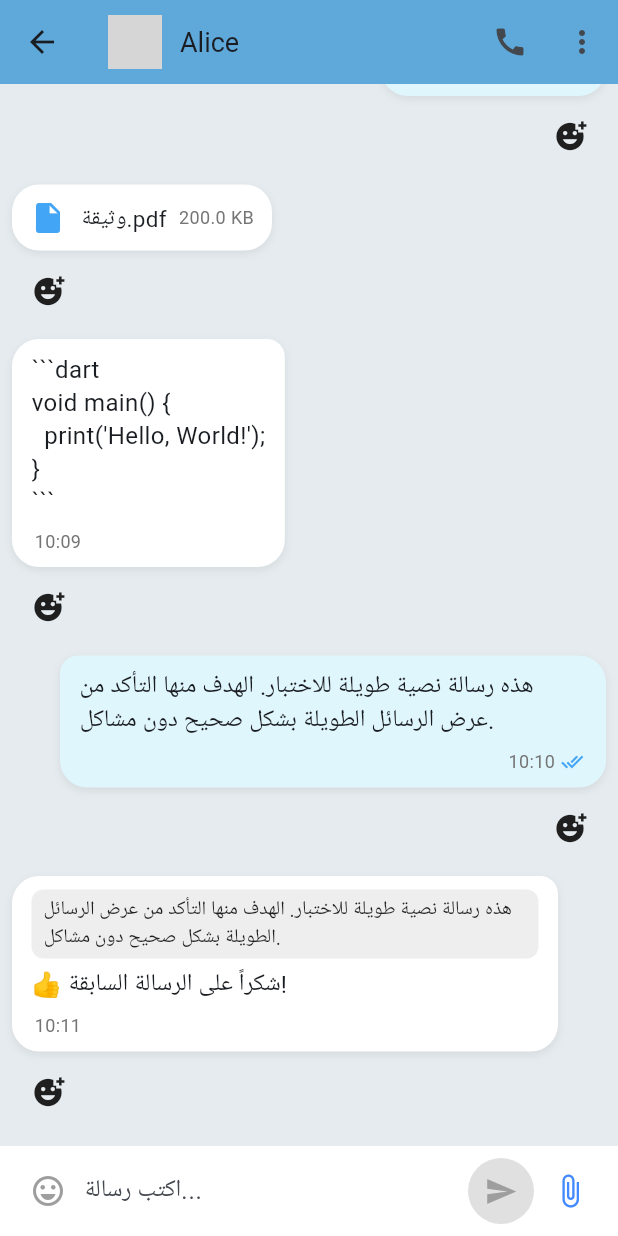
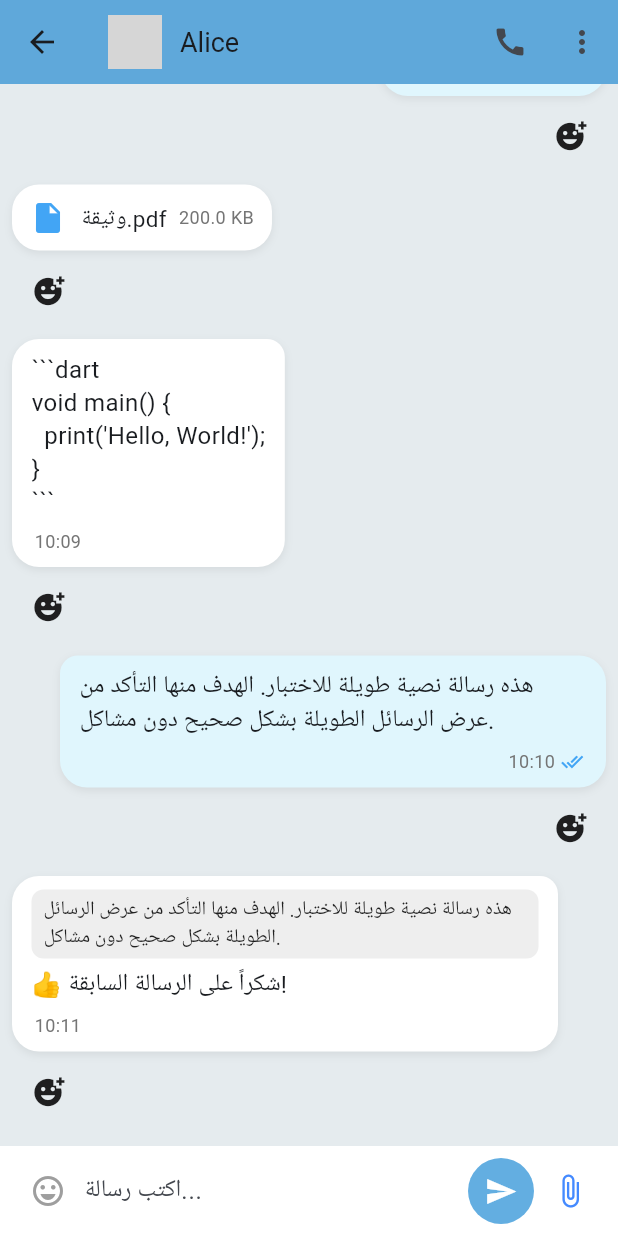
Before and after one commit to ameenalqershi/Anki-ai, a Flutter app: the ChatScreen screen opened directly, on a phone screen of 412 x 824 dp. Run offline on Flutter 3.47's test engine with Material 3 defaults, Android fonts, the phone set to English and light mode, and no system bars; drawn by our look-alikes of swipe_to; our stand-ins replace audioplayers, cached_network_image, equatable, flutter_bloc, flutter_local_notifications, flutter_riverpod and 8 more; missing offline and left inert: google_ml_kit, media_store_plus; accounts and stored records are empty; network calls fail; grey boxes are pictures that could not be loaded.

Commit message:
third9 commit

```diff
--- a/devtools_options.yaml
+++ b/devtools_options.yaml
@@ -1,3 +1,4 @@
 description: This file stores settings for Dart & Flutter DevTools.
 documentation: https://docs.flutter.dev/tools/devtools/extensions#configure-extension-enablement-states
 extensions:
+  - provider: true
--- a/lib/presentation/pages/chat_detail_screen.dart
+++ b/lib/presentation/pages/chat_detail_screen.dart
@@ -24,7 +24,6 @@ class _ChatScreenState extends ConsumerState<ChatScreen> {
   @override
   void initState() {
     super.initState();
-    // تحميل أول دفعة عند الدخول
     Future.microtask(
       () => ref.read(chatProvider.notifier).loadInitialMessages(),
     );
@@ -66,7 +65,6 @@ class _ChatScreenState extends ConsumerState<ChatScreen> {
     String? fileName,
     int? fileSize,
     String? replyToId,
-    // لن يتم استخدامه مع Riverpod لكن متوافق مع ChatInputBar الحالي
   ) {
     final newMsg = ChatMessage(
       id: DateTime.now().millisecondsSinceEpoch.toString(),
@@ -86,7 +84,6 @@ class _ChatScreenState extends ConsumerState<ChatScreen> {
     Future.delayed(const Duration(milliseconds: 120), _scrollToBottom);
   }
 
-  /// تحليل وتجميع رسائل الصور المتتالية كـBubble واحدة
   List<_BubbleData> buildChatBubbles(List<ChatMessage> messages) {
     final List<_BubbleData> bubbles = [];
     int i = 0;
@@ -94,7 +91,6 @@ class _ChatScreenState extends ConsumerState<ChatScreen> {
     while (i < messages.length) {
       final msg = messages[i];
 
-      // إذا كانت رسالة صورة، ابحث عن صور متتالية من نفس المرسل بفارق زمني صغير (60 ثانية)
       if (msg.type == MessageType.image) {
         List<String> albumUrls = [msg.mediaUrl ?? ""];
         int j = i + 1;
@@ -106,7 +102,6 @@ class _ChatScreenState extends ConsumerState<ChatScreen> {
           albumUrls.add(messages[j].mediaUrl ?? "");
           j++;
         }
-        // إذا أكثر من صورة، استخدم TelegramAlbumBubble
         if (albumUrls.length > 1) {
           bubbles.add(
             _BubbleData(
@@ -144,7 +139,6 @@ class _ChatScreenState extends ConsumerState<ChatScreen> {
         }
       }
 
-      // الرسائل العادية
       final repliedMsg =
           msg.replyToMessageId != null
               ? messages.firstWhere(
@@ -171,13 +165,13 @@ class _ChatScreenState extends ConsumerState<ChatScreen> {
             reactionBar: ReactionBar(
               message: msg,
               onAddReaction: (reaction) {
-                final userId = "me"; // استبدلها بمعرف المستخدم الحقيقي لديك
+                final userId = "me";
                 ref
                     .read(chatProvider.notifier)
                     .addReaction(msg.id, reaction, userId);
               },
               onRemoveReaction: (reaction) {
-                final userId = "me"; // استبدلها بمعرف المستخدم الحقيقي لديك
+                final userId = "me";
                 ref
                     .read(chatProvider.notifier)
                     .removeReaction(msg.id, reaction, userId);
@@ -206,10 +200,11 @@ class _ChatScreenState extends ConsumerState<ChatScreen> {
         elevation: 1.5,
         title: Row(
           children: [
-            const CircleAvatar(
+            CircleAvatar(
               backgroundImage: NetworkImage(
                 "https://i.ibb.co/9tBv1z9/telegram-avatar.png",
               ),
+              onBackgroundImageError: (exception, stackTrace) {},
               radius: 18,
             ),
             const SizedBox(width: 12),
@@ -226,6 +221,18 @@ class _ChatScreenState extends ConsumerState<ChatScreen> {
           SafeArea(
             child: Column(
               children: [
+                // هنا البروجرس بار أعلى الرسائل عند التحميل
+                if (chatState.isLoading)
+                  SizedBox(
+                    height: 32,
+                    child: Center(
+                      child: SizedBox(
+                        width: 22,
+                        height: 22,
+                        child: CircularProgressIndicator(strokeWidth: 2.5),
+                      ),
+                    ),
+                  ),
                 Expanded(
                   child: ListView.builder(
                     key: const PageStorageKey('chat_list'),
--- a/lib/presentation/widgets/chat_input_bar.dart
+++ b/lib/presentation/widgets/chat_input_bar.dart
@@ -57,8 +57,7 @@ class _ChatInputBarState extends State<ChatInputBar> {
 
   @override
   Widget build(BuildContext context) {
-    final canSend =
-        _inputType != MessageType.text || _controller.text.trim().isNotEmpty;
+    final canSend = true;
     return RepaintBoundary(
       key: const ValueKey('chat_input_bar'),
       child: Container(
```
Also changed, not shown: 2 other files.
